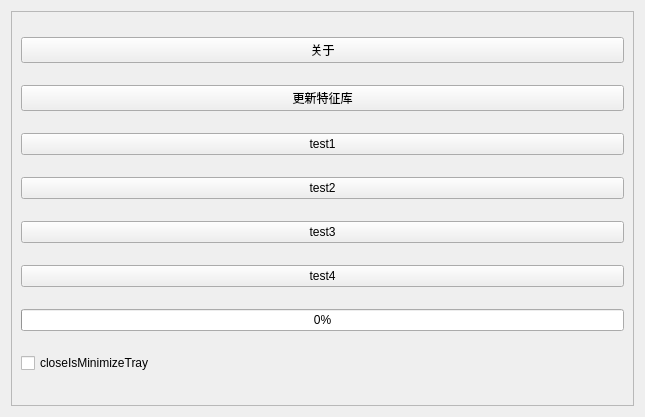
Qt form src/wxbox/ui/mainwindow.ui (12CrazyPaul21/WxBox) before a commit.
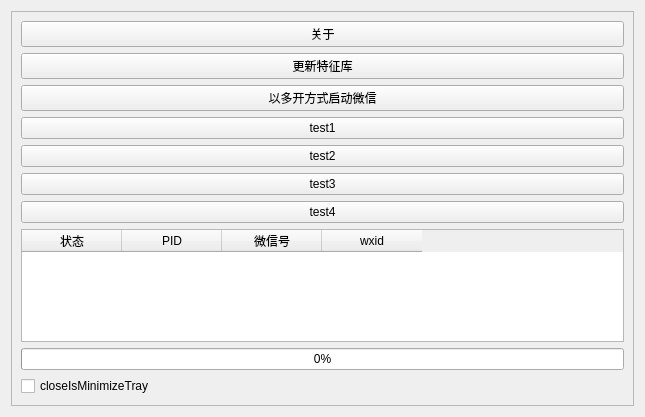
The same form after that commit.

Patch:
```diff
--- a/src/wxbox/ui/mainwindow.ui
+++ b/src/wxbox/ui/mainwindow.ui
@@ -37,6 +37,13 @@
         </property>
        </widget>
       </item>
+      <item>
+       <widget class="QPushButton" name="btnStartWeChat">
+        <property name="text">
+         <string>以多开方式启动微信</string>
+        </property>
+       </widget>
+      </item>
       <item>
        <widget class="QPushButton" name="btn_test1">
         <property name="text">
@@ -65,6 +72,30 @@
         </property>
        </widget>
       </item>
+      <item>
+       <widget class="QTableWidget" name="tableWidget">
+        <column>
+         <property name="text">
+          <string>状态</string>
+         </property>
+        </column>
+        <column>
+         <property name="text">
+          <string>PID</string>
+         </property>
+        </column>
+        <column>
+         <property name="text">
+          <string>微信号</string>
+         </property>
+        </column>
+        <column>
+         <property name="text">
+          <string>wxid</string>
+         </property>
+        </column>
+       </widget>
+      </item>
       <item>
        <widget class="QProgressBar" name="progressBar">
         <property name="value">
```
